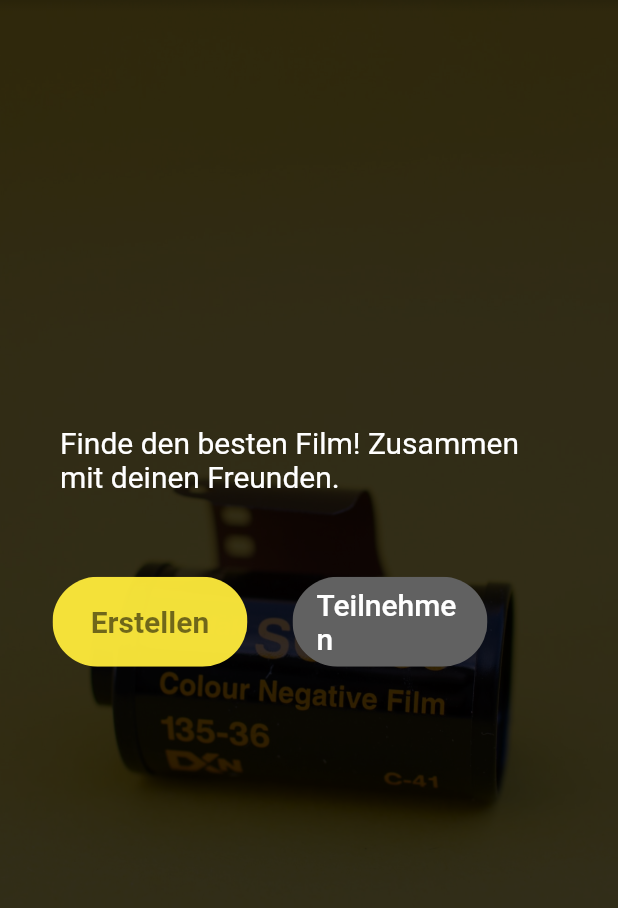
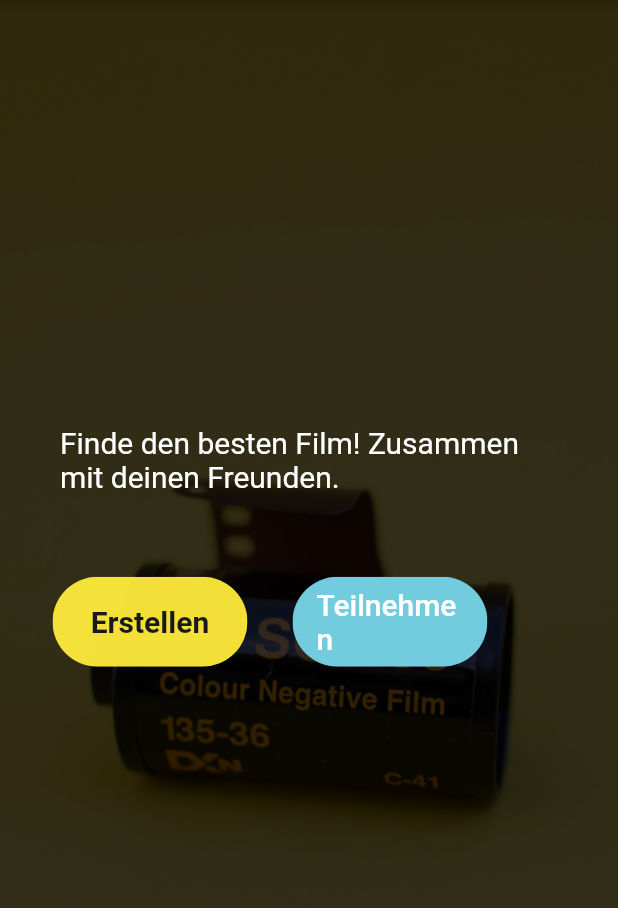
Before and after one commit to Loro23/ceenes, a Flutter app: the screen it shows after launch, on a phone screen of 412 x 824 dp, the part 72-980 px from its top. Run offline on Flutter 3.47's test engine with Material 2 defaults, Android fonts, the phone set to English and light mode, and no system bars; our stand-ins replace carousel_slider, chips_choice, cloud_firestore, expandable, firebase_core, flutter_tindercard and 4 more; missing offline and left inert: clipboard, dart:html, smart_select, tmdb_api; accounts and stored records are empty.

Commit message:
design changes backgoundcolor usw.

```diff
--- a/lib/util/colors.dart
+++ b/lib/util/colors.dart
@@ -2,3 +2,5 @@ import 'package:flutter/cupertino.dart';
 import 'package:flutter/material.dart';
 
 Color backgroundcolor_dark = Color.fromRGBO(25, 25, 25, 1);
+Color blue_ceenes = Color.fromRGBO(114, 204, 221, 1);
+Color error_ceenes = Color.fromRGBO(207, 102, 121, 1);
--- a/lib/widgets/review.dart
+++ b/lib/widgets/review.dart
@@ -1,6 +1,7 @@
 import 'dart:async';
 import 'dart:convert';
 
+import 'package:ceenes_prototype/util/colors.dart';
 import 'package:ceenes_prototype/util/session.dart';
 import 'package:ceenes_prototype/widgets/review_overview.dart';
 import 'package:ceenes_prototype/widgets/start_view.dart';
@@ -208,6 +209,7 @@ class _ReviewState extends State<Review> {
 
     return Material(
         child: Container(
+          color: backgroundcolor_dark,
       child: ExpandableTheme(
         data: const ExpandableThemeData(
           iconColor: Colors.blue,
--- a/lib/widgets/start_view.dart
+++ b/lib/widgets/start_view.dart
@@ -1,5 +1,6 @@
 import 'dart:convert';
 
+import 'package:ceenes_prototype/util/colors.dart';
 import 'package:ceenes_prototype/util/session.dart';
 import 'package:ceenes_prototype/widgets/admin/admin_login.dart';
 import 'package:ceenes_prototype/widgets/admin/create_view.dart';
@@ -62,7 +63,7 @@ class _StartViewState extends State<StartView> {
                                   "Erstellen",
                                   style: TextStyle(
                                       fontSize: 20,
-                                      color: Colors.black54,
+                                      color: backgroundcolor_dark,
                                       fontWeight: FontWeight.w600),
                                 ),
                                 color: Colors.yellow.withOpacity(0.95),
@@ -87,7 +88,7 @@ class _StartViewState extends State<StartView> {
                   child: Hero(
                     tag: "14",
                     child: RaisedButton(
-                          color: Colors.grey[700],
+                          color: blue_ceenes,
                           child: Text(
                             "Teilnehmen",
                             style: TextStyle(fontSize: 20, color: Colors.white),
```
